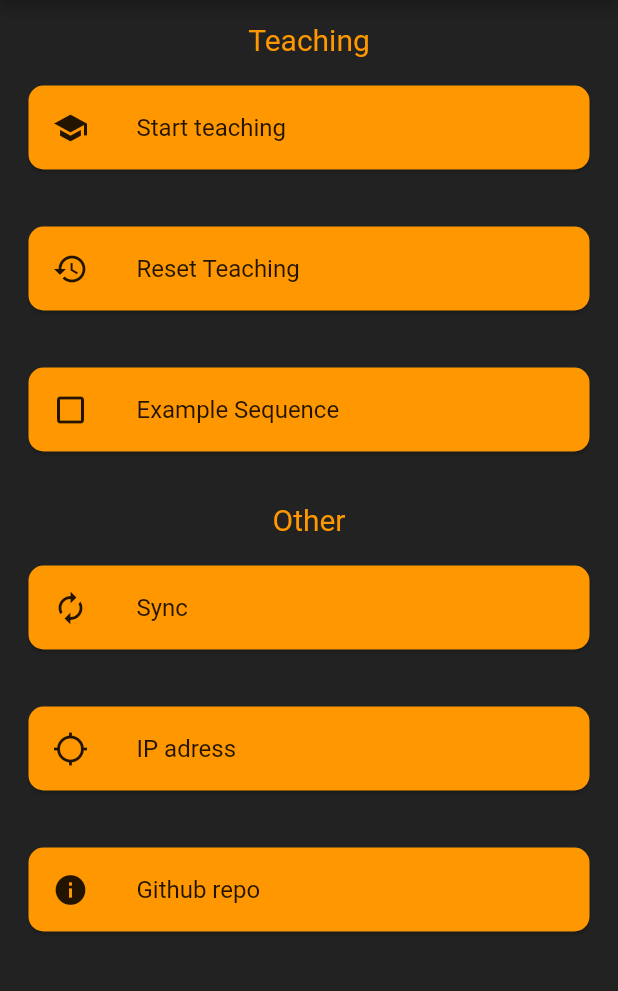
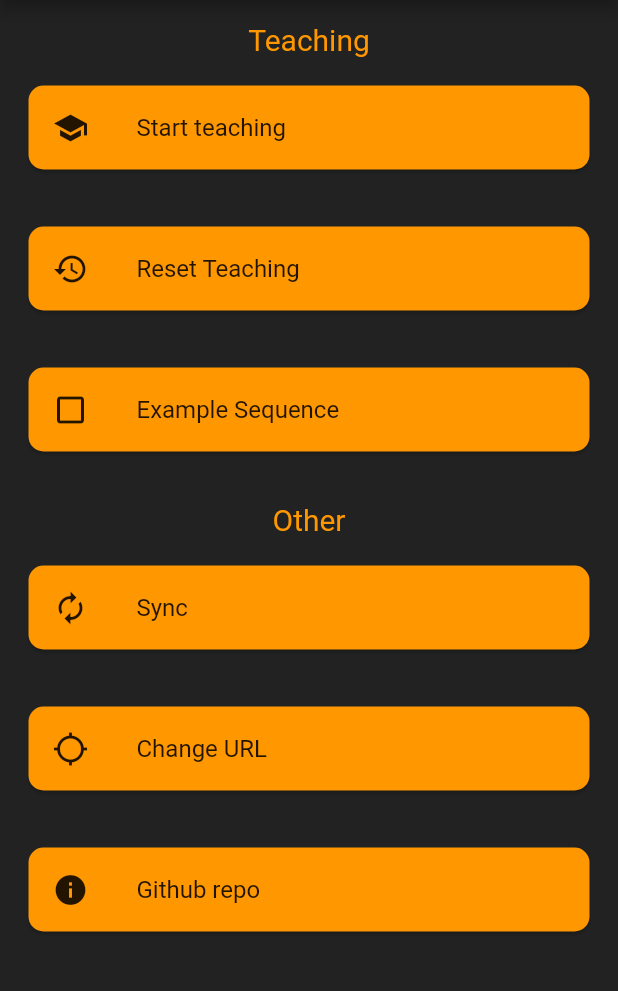
Before and after one commit to floodoo/Joy-it-Grab-it-robot02-frontend, a Flutter app: the screen it shows after launch, after a tap on the "settings" icon, on a phone screen of 412 x 824 dp, the part 84-1075 px from its top. Run offline on Flutter 3.47's test engine with Material 2 defaults, Android fonts, the phone set to English and light mode, and no system bars; our stand-ins replace flutter_hooks, flutter_phoenix, google_fonts, hooks_riverpod, logger, shared_preferences; network calls fail.

Commit message:
change url

```diff
--- a/lib/core/api/servo.dart
+++ b/lib/core/api/servo.dart
@@ -1,32 +1,37 @@
 import 'dart:convert';
 import 'package:http/http.dart' as http;
 import 'package:logger/logger.dart';
+import 'package:shared_preferences/shared_preferences.dart';
 
 class Servo {
   Servo(this.id);
+  final log = Logger();
+
   int id;
   String basicUrl = "http://robopi:5000/servo";
-  final log = Logger();
 
   Future<double> getPos() async {
     try {
-      http.Response response = await http.get(Uri.parse(basicUrl), headers: {"Accept": "application/json"});
+      SharedPreferences prefs = await SharedPreferences.getInstance();
+      http.Response response =
+          await http.get(Uri.parse(prefs.getString("url") ?? basicUrl), headers: {"Accept": "application/json"});
       if (response.statusCode == 200) {
         Map data = json.decode(response.body);
         return data["servos"][id]["pos"].toDouble();
       }
 
-      return 0;
+      return 0.0;
     } catch (e) {
       log.e("Error getting position $e");
-      return 0;
+      return 0.0;
     }
   }
 
   void setPos(double pos) async {
     try {
+      SharedPreferences prefs = await SharedPreferences.getInstance();
       http.Response response = await http.put(
-        Uri.parse(basicUrl),
+        Uri.parse(prefs.getString("url") ?? basicUrl),
         headers: {"Content-Type": "application/json"},
         body: json.encode(
           {
--- a/lib/ui/screens/settings/settings.screen.dart
+++ b/lib/ui/screens/settings/settings.screen.dart
@@ -3,6 +3,7 @@ import 'package:flutter_hooks/flutter_hooks.dart';
 import 'package:hooks_riverpod/hooks_riverpod.dart';
 import 'package:robo_app/core/services/services.dart';
 import 'package:robo_app/ui/screens/settings/widgets/custom_button_tile.dart';
+import 'package:robo_app/ui/screens/settings/widgets/url_dialog.dart';
 
 class SettingsScreen extends HookWidget {
   const SettingsScreen({Key? key}) : super(key: key);
@@ -69,9 +70,16 @@ class SettingsScreen extends HookWidget {
                   onPressed: () {},
                 ),
                 CustomButtonTile(
-                  label: "IP adress",
+                  label: "Change URL",
                   icon: Icons.location_searching,
-                  onPressed: () {},
+                  onPressed: () {
+                    showDialog(
+                      context: context,
+                      builder: (context) {
+                        return const URLDialog();
+                      },
+                    );
+                  },
                 ),
                 CustomButtonTile(
                   label: "Github repo",
--- a/pubspec.yaml
+++ b/pubspec.yaml
@@ -16,6 +16,7 @@ dependencies:
   hooks_riverpod: ^0.14.0+4
   http: ^0.13.4
   logger: ^1.1.0
+  shared_preferences: ^2.0.9
 
 dev_dependencies:
   flutter_launcher_icons: ^0.9.2
```
Also changed, not shown: lib/ui/screens/home/home.screen.dart (+6 -3 lines), lib/ui/screens/settings/widgets/url_dialog.dart (added, +59 -0 lines).
